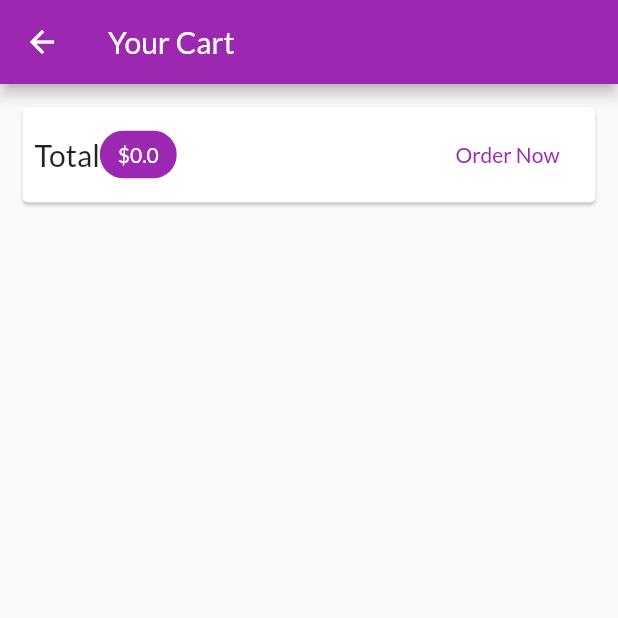
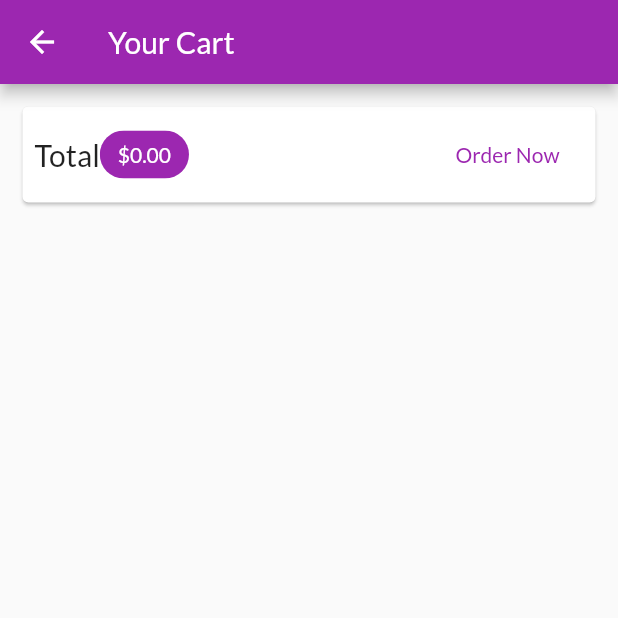
Before and after one commit to jaypatankar/Flutter-Shop-App, a Flutter app: the CartScreen screen opened by its route, after a tap on "Order Now", on a phone screen of 412 x 824 dp, the top half of it. Run offline on Flutter 3.47's test engine with Material 2 defaults, Android fonts, the phone set to English and light mode, and no system bars; network calls fail.

Commit message:
Order Screen and final commit for Demo App.

```diff
--- a/lib/main.dart
+++ b/lib/main.dart
@@ -1,11 +1,13 @@
 import 'package:flutter/material.dart';
 import 'package:provider/provider.dart';
+import './providers/orders.dart';
 import './providers/cart.dart';
 import './screens/cart_screen.dart';
 
 import 'package:shop_app/screens/product_detail_screen.dart';
 import './screens/products_overview_screen.dart';
 import './providers/products.dart';
+import './screens/orders_screen.dart';
 
 void main() => runApp(MyApp());
 
@@ -19,6 +21,9 @@ class MyApp extends StatelessWidget {
         ),
         ChangeNotifierProvider(
           create: (ctx) => Cart(),
+        ),
+        ChangeNotifierProvider(
+          create: (ctx) => Orders(),
         )
       ],
       // create: (ctx) => Products(),
@@ -33,6 +38,7 @@ class MyApp extends StatelessWidget {
         routes: {
           ProductDetailScreen.routeName: (ctx) => ProductDetailScreen(),
           CartScreen.routeName: (ctx) => CartScreen(),
+          OrdersScreen.routeName: (ctx) => OrdersScreen(),
         },
       ),
     );
--- a/lib/providers/cart.dart
+++ b/lib/providers/cart.dart
@@ -64,4 +64,9 @@ class Cart with ChangeNotifier {
     _items.remove(productId);
     notifyListeners();
   }
+
+  void clear() {
+    _items = {};
+    notifyListeners();
+  }
 }
--- /dev/null
+++ b/lib/providers/orders.dart
@@ -0,0 +1,35 @@
+import 'package:flutter/cupertino.dart';
+
+import 'cart.dart';
+
+class OrderItem {
+  final String id;
+  final double amount;
+  final List<CartItem> products;
+  final DateTime dateTime;
+
+  OrderItem(
+      {@required this.id,
+      @required this.amount,
+      @required this.products,
+      @required this.dateTime});
+}
+
+class Orders with ChangeNotifier {
+  List<OrderItem> _orders = [];
+
+  List<OrderItem> get orders {
+    return [..._orders];
+  }
+
+  void addOrder(List<CartItem> cartProducts, double total) {
+    _orders.insert(
+        0,
+        OrderItem(
+            id: DateTime.now().toString(),
+            amount: total,
+            products: cartProducts,
+            dateTime: DateTime.now()));
+    notifyListeners();
+  }
+}
--- a/lib/screens/cart_screen.dart
+++ b/lib/screens/cart_screen.dart
@@ -1,5 +1,6 @@
 import 'package:flutter/material.dart';
 import 'package:provider/provider.dart';
+import '../providers/orders.dart';
 import '../providers/cart.dart';
 import '../widgets/cart_item.dart' as ci;
 
@@ -29,7 +30,7 @@ class CartScreen extends StatelessWidget {
                   ),
                   Chip(
                     label: Text(
-                      '\$${cart.totalAmount}',
+                      '\$${cart.totalAmount.toStringAsFixed(2)}',
                       style: TextStyle(
                           color:
                               Theme.of(context).primaryTextTheme.title.color),
@@ -38,8 +39,12 @@ class CartScreen extends StatelessWidget {
                   ),
                   Spacer(),
                   FlatButton(
-                    onPressed: () {},
                     child: Text("Order Now"),
+                    onPressed: () {
+                      Provider.of<Orders>(context, listen: false).addOrder(
+                          cart.items.values.toList(), cart.totalAmount);
+                      cart.clear();
+                    },
                     textColor: Theme.of(context).primaryColor,
                   )
                 ],
--- /dev/null
+++ b/lib/screens/orders_screen.dart
@@ -0,0 +1,24 @@
+import 'package:flutter/material.dart';
+import 'package:provider/provider.dart';
+import '../widgets/app_drawer.dart';
+import '../providers/orders.dart' show Orders;
+import '../widgets/order_item.dart';
+
+class OrdersScreen extends StatelessWidget {
+  // const OrdersScreen({ Key? key }) : super(key: key);
+  static const routeName = '/orders';
+  @override
+  Widget build(BuildContext context) {
+    final orderData = Provider.of<Orders>(context);
+    return Scaffold(
+      appBar: AppBar(
+        title: Text("Your Orders"),
+      ),
+      drawer: AppDrawer(),
+      body: ListView.builder(
+        itemCount: orderData.orders.length,
+        itemBuilder: (ctx, index) => OrderItem(orderData.orders[index]),
+      ),
+    );
+  }
+}
--- /dev/null
+++ b/lib/widgets/order_item.dart
@@ -0,0 +1,68 @@
+import 'package:flutter/material.dart';
+import 'dart:math';
+import 'package:intl/intl.dart';
+
+import '../providers/orders.dart' as ord;
+
+class OrderItem extends StatefulWidget {
+  // const OrderItem({ Key? key }) : super(key: key);
+  final ord.OrderItem order;
+
+  OrderItem(this.order);
+
+  @override
+  _OrderItemState createState() => _OrderItemState();
+}
+
+class _OrderItemState extends State<OrderItem> {
+  var _expanded = false;
+  @override
+  Widget build(BuildContext context) {
+    return Card(
+      margin: EdgeInsets.all(10),
+      child: Column(
+        children: <Widget>[
+          ListTile(
+            title: Text('\$${widget.order.amount}'),
+            subtitle: Text(
+                DateFormat('dd/MM/yyyy hh:mm').format(widget.order.dateTime)),
+            trailing: IconButton(
+              icon: Icon(_expanded ? Icons.expand_less : Icons.expand_more),
+              onPressed: () {
+                setState(() {
+                  _expanded = !_expanded;
+                });
+              },
+            ),
+          ),
+          if (_expanded)
+            Container(
+              padding: EdgeInsets.symmetric(horizontal: 15, vertical: 4),
+              height: min(widget.order.products.length * 20.0 + 10, 100),
+              child: ListView(
+                children: widget.order.products
+                    .map((prod) => Row(
+                          mainAxisAlignment: MainAxisAlignment.spaceBetween,
+                          children: <Widget>[
+                            Text(
+                              prod.title,
+                              style: TextStyle(
+                                fontSize: 18,
+                                fontWeight: FontWeight.bold,
+                              ),
+                            ),
+                            Text(
+                              '${prod.quantity}x \$${prod.price}',
+                              style:
+                                  TextStyle(fontSize: 18, color: Colors.grey),
+                            ),
+                          ],
+                        ))
+                    .toList(),
+              ),
+            )
+        ],
+      ),
+    );
+  }
+}
--- a/pubspec.yaml
+++ b/pubspec.yaml
@@ -24,6 +24,7 @@ dependencies:
   flutter:
     sdk: flutter
   provider: ^4.0.0
+  intl: ^0.17.0
 
 
   # The following adds the Cupertino Icons font to your application.
```
Also changed, not shown: pubspec.lock.
